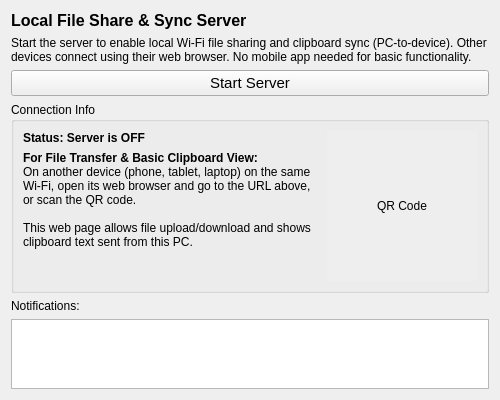
Old version of the form src/modules/FileShare/filesharewidget.ui in the repository DoonMad/TowerToys.
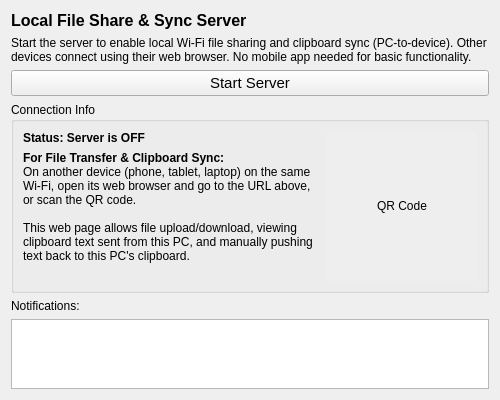
New version of the form.

Commit message: Improve UI text and helper information for Sync modules

Patch:
```diff
--- a/src/modules/FileShare/filesharewidget.ui
+++ b/src/modules/FileShare/filesharewidget.ui
@@ -75,7 +75,7 @@
         <item>
          <widget class="QLabel" name="label">
           <property name="text">
-           <string>&lt;b&gt;For File Transfer &amp; Basic Clipboard View:&lt;/b&gt;&lt;br&gt;On another device (phone, tablet, laptop) on the same Wi-Fi, open its web browser and go to the URL above, or scan the QR code.&lt;br&gt;&lt;br&gt;This web page allows file upload/download and shows clipboard text sent from this PC.</string> </property>
+           <string>&lt;b&gt;For File Transfer &amp; Clipboard Sync:&lt;/b&gt;&lt;br&gt;On another device (phone, tablet, laptop) on the same Wi-Fi, open its web browser and go to the URL above, or scan the QR code.&lt;br&gt;&lt;br&gt;This web page allows file upload/download, viewing clipboard text sent from this PC, and manually pushing text back to this PC's clipboard.</string> </property>
           <property name="wordWrap">
            <bool>true</bool>
           </property>
```
The commit also changes 1 other file.
